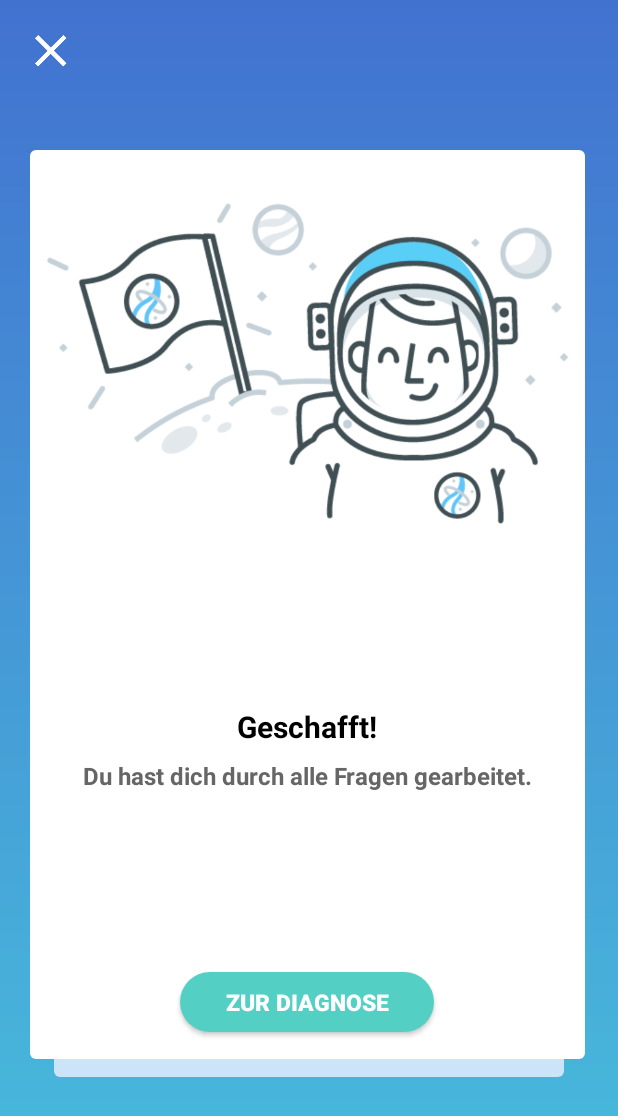
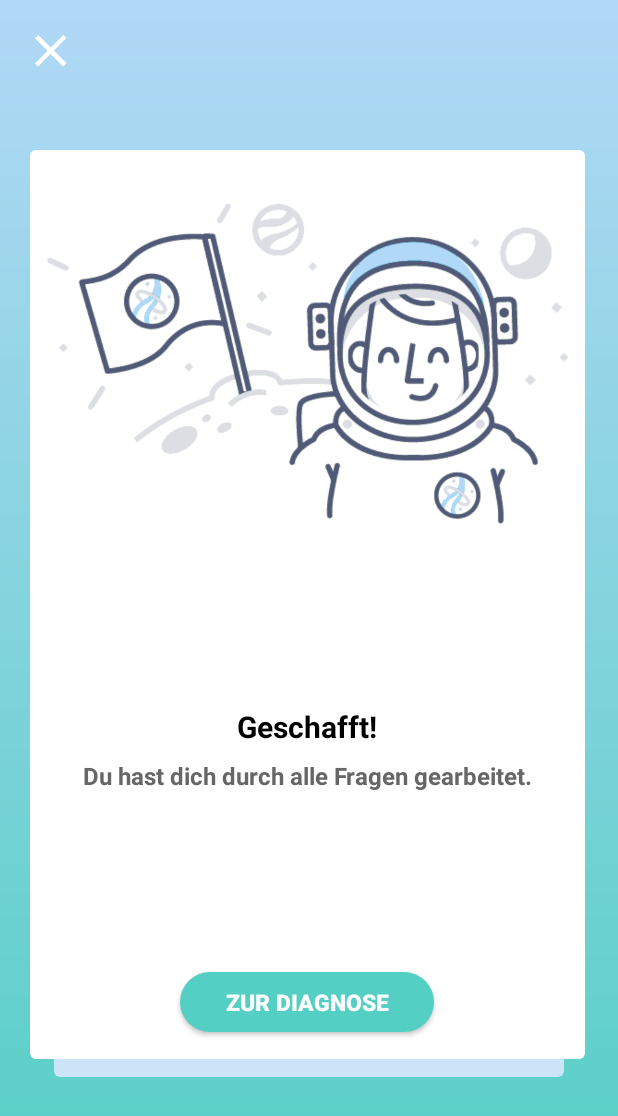
Before and after one commit to burliEnterprises/nationalratswahl-app, an Android app: the ResultsActivity screen opened directly, with no data from a screen before it, on a phone screen of 412 x 824 dp. Shown: the top 1116 px of the screen. Run offline under Robolectric (Android 15) with nearby library versions, the light colour scheme and no system bars.

Commit message:
added dataflow between activities, design adjustments

```diff
--- a/app/src/main/java/com/androidtutorialpoint/androidswipecards/ResultsActivity.java
+++ b/app/src/main/java/com/androidtutorialpoint/androidswipecards/ResultsActivity.java
@@ -8,16 +8,21 @@ import android.view.View;
 import android.widget.Button;
 import android.widget.ImageView;
 
+import java.util.ArrayList;
+
 public class ResultsActivity extends AppCompatActivity {
 
     private Button btn_details;
     private ImageView iv_home;
+    private ArrayList<Integer> userinputs;
     @Override
     protected void onCreate(Bundle savedInstanceState) {
         super.onCreate(savedInstanceState);
         setContentView(R.layout.activity_results);
         btn_details = (Button) findViewById(R.id.btn_showResults);
         iv_home = (ImageView) findViewById(R.id.iv_home);
+        userinputs = (ArrayList<Integer>) getIntent().getSerializableExtra("userinputs");
+
 
         iv_home.setOnClickListener(new View.OnClickListener() {
             @Override
@@ -29,7 +34,9 @@ public class ResultsActivity extends AppCompatActivity {
         btn_details.setOnClickListener(new View.OnClickListener() {
             @Override
             public void onClick(View view) {
-                startActivity(new Intent(ResultsActivity.this, ResultsDetailsActivity.class));
+                Intent x = new Intent(ResultsActivity.this, ResultsDetailsActivity.class);
+                x.putExtra("userinputs", userinputs);
+                startActivity(x);
                 overridePendingTransition(R.animator.bottom_in, R.animator.top_out);
             }
         });
--- a/app/src/main/res/drawable/gradient_result.xml
+++ b/app/src/main/res/drawable/gradient_result.xml
@@ -3,7 +3,7 @@
     android:shape="rectangle"
     >
     <gradient
-        android:startColor="#4272D0"
-        android:endColor="#48BEDC"
+        android:startColor="#b2d8f7"
+        android:endColor="#53cfc3"
         android:angle="270" />
 </shape>
```
Also changed, not shown: app/src/main/java/com/androidtutorialpoint/androidswipecards/MainActivity.java (+7 -1 lines), app/src/main/java/com/androidtutorialpoint/androidswipecards/ResultsDetailsActivity.java (+33 -0 lines), app/src/main/res/drawable/astronaut.png.
